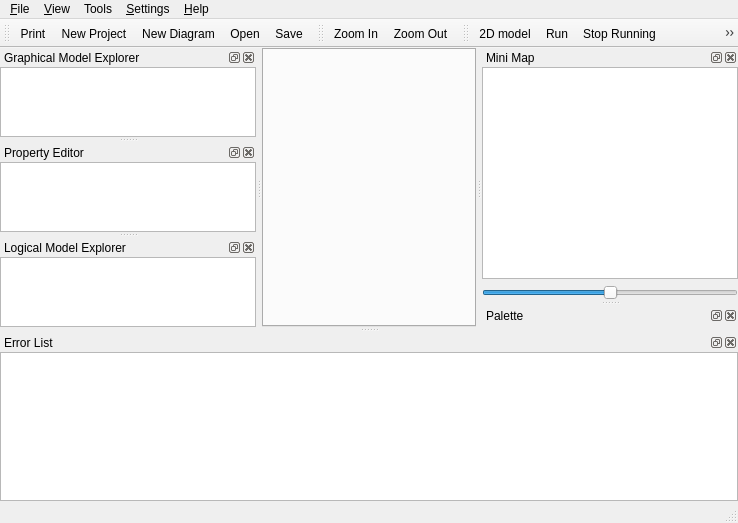
Qt form qrgui/mainwindow/mainWindow.ui (qreal/qreal) before a commit.
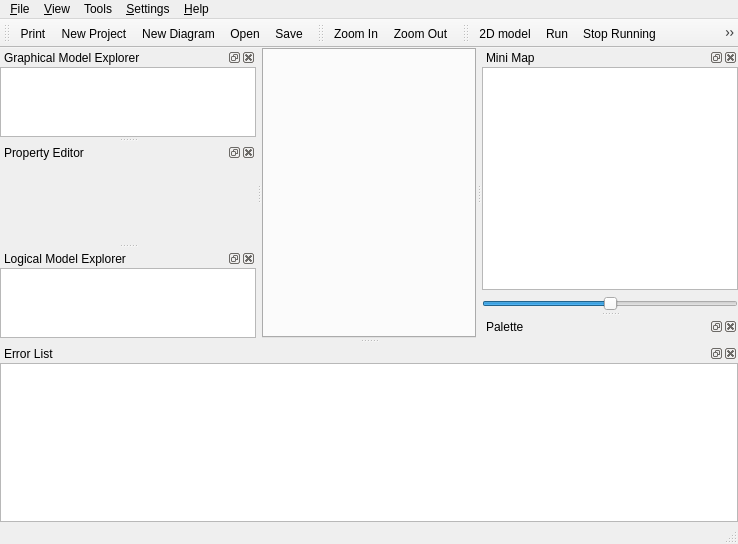
The same form after that commit. Icons and pictures are not drawn. Custom widgets are drawn as their Qt base class.

Commit message: New Property Editor (based on QtTreePropertyEditor from qt-solutions)

```diff
--- a/qrgui/mainwindow/mainWindow.ui
+++ b/qrgui/mainwindow/mainWindow.ui
@@ -7,7 +7,7 @@
     <x>0</x>
     <y>0</y>
     <width>738</width>
-    <height>523</height>
+    <height>544</height>
    </rect>
   </property>
   <property name="windowTitle">
@@ -198,8 +198,8 @@
    </property>
    <property name="minimumSize">
     <size>
-     <width>91</width>
-     <height>113</height>
+     <width>93</width>
+     <height>118</height>
     </size>
    </property>
    <property name="maximumSize">
@@ -251,6 +251,18 @@
    </widget>
   </widget>
   <widget class="QDockWidget" name="propertyDock">
+   <property name="sizePolicy">
+    <sizepolicy hsizetype="Preferred" vsizetype="Preferred">
+     <horstretch>0</horstretch>
+     <verstretch>0</verstretch>
+    </sizepolicy>
+   </property>
+   <property name="minimumSize">
+    <size>
+     <width>79</width>
+     <height>100</height>
+    </size>
+   </property>
    <property name="windowTitle">
     <string>Property Editor</string>
    </property>
@@ -266,18 +278,12 @@
       <number>0</number>
      </property>
      <item>
-      <widget class="QTableView" name="propertyEditor">
-       <property name="maximumSize">
-        <size>
-         <width>16777214</width>
-         <height>16777215</height>
-        </size>
-       </property>
-       <property name="alternatingRowColors">
-        <bool>true</bool>
-       </property>
-       <property name="showGrid">
-        <bool>false</bool>
+      <widget class="PropertyEditorView" name="propertyEditor" native="true">
+       <property name="sizePolicy">
+        <sizepolicy hsizetype="Expanding" vsizetype="Expanding">
+         <horstretch>0</horstretch>
+         <verstretch>0</verstretch>
+        </sizepolicy>
        </property>
       </widget>
      </item>
@@ -745,6 +751,12 @@
    <extends>QListWidget</extends>
    <header>errorListWidget.h</header>
   </customwidget>
+  <customwidget>
+   <class>PropertyEditorView</class>
+   <extends>QWidget</extends>
+   <header>view/propertyEditorView.h</header>
+   <container>1</container>
+  </customwidget>
  </customwidgets>
  <resources>
   <include location="../qrgui.qrc"/>
```
Left out of the diff: 2 changed lines with no effect on the pictures. The commit also changes 247 other files.
